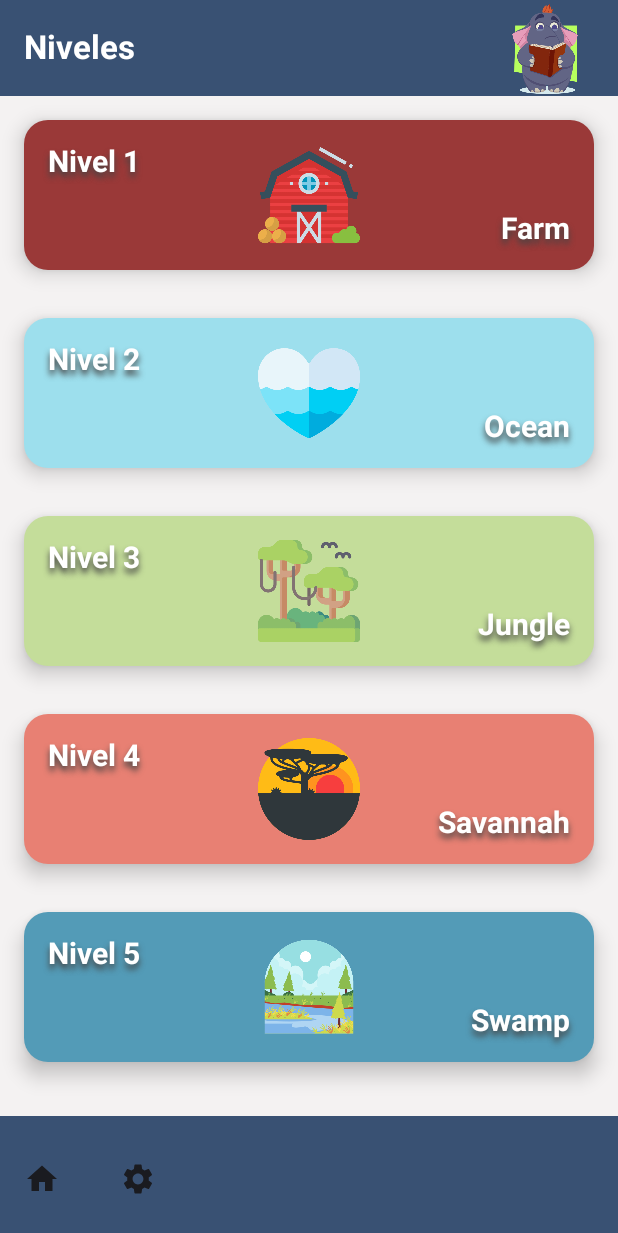
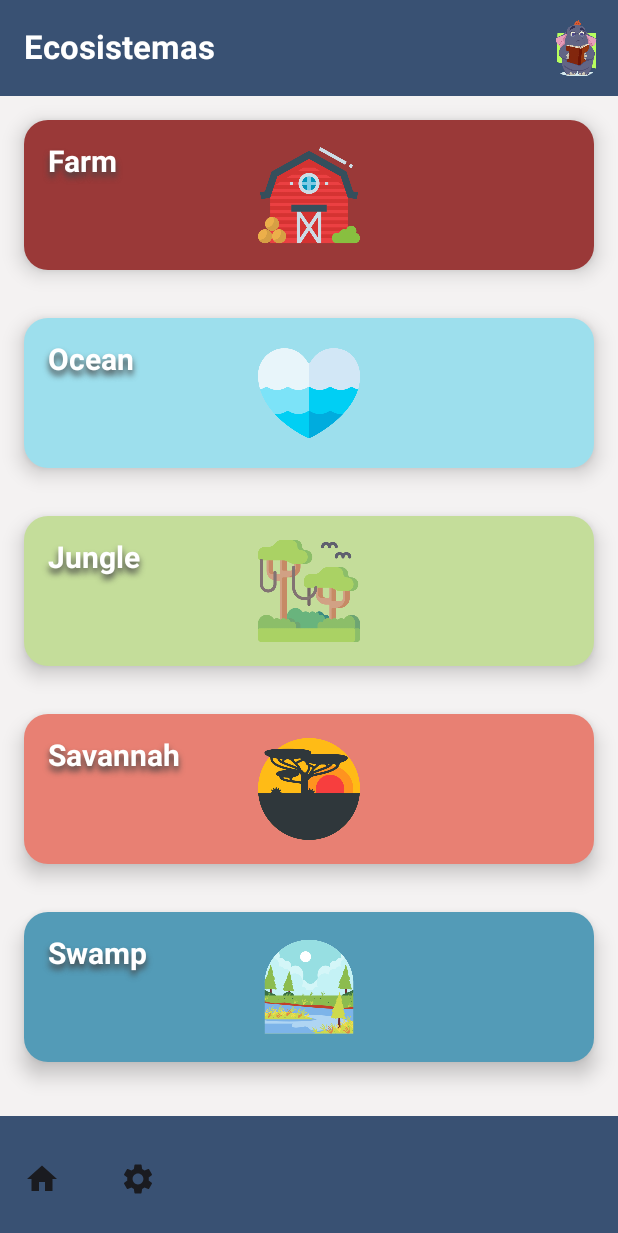
Before and after one commit to Shadieth/Little-Elephant, an Android app built with Jetpack Compose: the EcosystemsScreen screen opened through its navigation route, on a phone screen of 412 x 824 dp. Shown: the top 1233 px of the screen. Run offline under Robolectric (Android 15) with nearby library versions, the phone set to English and light mode, and no system bars; our stand-ins replace livedata-compose.

Commit message:
Endpoint ecosystem corregido y selección de preguntas correctas funcionando

```diff
--- /dev/null
+++ b/app/src/main/java/com/example/littleelephant/data/Ecosystems.kt
@@ -0,0 +1,10 @@
+package com.example.littleelephant.data
+
+import androidx.compose.ui.graphics.Color
+
+// Data class que define el modelo de un ecosistema
+data class Ecosystem(
+    val name: String,
+    val color: Color,
+    val imageResId: Int
+)
--- a/app/src/main/java/com/example/littleelephant/data/Level.kt
+++ /dev/null
@@ -1,11 +0,0 @@
-package com.example.littleelephant.data
-
-import androidx.compose.ui.graphics.Color
-
-// Data class que define el modelo de un nivel
-data class Level(
-    val name: String,  // Nombre del nivel
-    val location: String, // Ubicación del nivel
-    val color: Color, // Color asociado con el nivel
-    val imageResId: Int // Propiedad para la imagen del nivel
-)
--- a/app/src/main/java/com/example/littleelephant/naviagtion/AppNavigation.kt
+++ b/app/src/main/java/com/example/littleelephant/naviagtion/AppNavigation.kt
@@ -1,12 +1,12 @@
 package com.example.littleelephant.naviagtion
 
 import com.example.littleelephant.screens.RegistrationSuccessScreen
-import com.example.littleelephant.screens.SecondScreenLevels
 import androidx.compose.runtime.Composable
 import androidx.navigation.compose.NavHost
 import androidx.navigation.compose.composable
 import androidx.navigation.compose.rememberNavController
-import com.example.littleelephant.screens.FirstScreenLogin
+import com.example.littleelephant.screens.EcosystemsScreen
+import com.example.littleelephant.screens.LoginScreen
 import com.example.littleelephant.screens.PreferencesScreen
 import com.example.littleelephant.screens.QuestionFlowScreen
 import com.example.littleelephant.screens.RegisterScreen
@@ -14,12 +14,12 @@ import com.example.littleelephant.screens.RegisterScreen
 @Composable
 fun AppNavigation() {
     val navController = rememberNavController()
-    NavHost(navController = navController, startDestination = AppScreens.FirstScreen.route) {
-        composable(AppScreens.FirstScreen.route) {
-            FirstScreenLogin(navController)
+    NavHost(navController = navController, startDestination = AppScreens.LoginScreen.route) {
+        composable(AppScreens.LoginScreen.route) {
+            LoginScreen(navController)
         }
-        composable(AppScreens.SecondScreen.route) {
-            SecondScreenLevels(navController)
+        composable(AppScreens.EcosystemsScreen.route) {
+            EcosystemsScreen(navController)
         }
         composable(AppScreens.RegisterScreen.route) {
             RegisterScreen(navController)
--- a/app/src/main/java/com/example/littleelephant/naviagtion/navigation.kt
+++ b/app/src/main/java/com/example/littleelephant/naviagtion/navigation.kt
@@ -1,8 +1,8 @@
 package com.example.littleelephant.naviagtion
 
 sealed class AppScreens(val route: String) {
-    object FirstScreen : AppScreens("login_screen")
-    object SecondScreen : AppScreens("second_screen")
+    object LoginScreen : AppScreens("login_screen")
+    object EcosystemsScreen : AppScreens("ecosystems_screen")
     object RegisterScreen : AppScreens("register_screen")
     object PreferencesScreen : AppScreens("preferences_screen")
     object RegistrationSuccess : AppScreens("registration_success")
--- a/app/src/main/java/com/example/littleelephant/screens/SecondScreenLevels.kt
+++ b/app/src/main/java/com/example/littleelephant/screens/EcosystemsScreen.kt
@@ -1,4 +1,5 @@
 package com.example.littleelephant.screens
+
 import androidx.compose.foundation.Image
 import androidx.compose.foundation.background
 import androidx.compose.foundation.layout.*
@@ -32,60 +33,50 @@ import androidx.compose.ui.unit.dp
 import androidx.compose.ui.unit.sp
 import androidx.navigation.NavHostController
 import com.example.littleelephant.R
-import com.example.littleelephant.data.Level
+import com.example.littleelephant.data.Ecosystem
 import com.example.littleelephant.naviagtion.AppScreens
 import com.example.littleelephant.ui.theme.*
 
 
 @OptIn(ExperimentalMaterial3Api::class)
 @Composable
-fun SecondScreenLevels(navController: NavHostController) {
-    // Lista de niveles con los colores definidos
-    val levels = listOf(
-        Level("Nivel 1", "Farm", granja,  R.drawable.granja),
-        Level("Nivel 2", "Ocean", oceano, R.drawable.oceano),
-        Level("Nivel 3", "Jungle", selva, R.drawable.selva),
-        Level("Nivel 4", "Savannah", sabana, R.drawable.sabana),
-        Level("Nivel 5", "Swamp", pantano, R.drawable.pantano)
+fun EcosystemsScreen(navController: NavHostController) {
+    val ecosystems = listOf(
+        Ecosystem("Farm", granja, R.drawable.granja),
+        Ecosystem("Ocean", oceano, R.drawable.oceano),
+        Ecosystem("Jungle", selva, R.drawable.selva),
+        Ecosystem("Savannah", sabana, R.drawable.sabana),
+        Ecosystem("Swamp", pantano, R.drawable.pantano)
     )
 
     Scaffold(
         topBar = {
             TopAppBar(
-
                 title = {
-                    Text(
-                        "Niveles",
-                        color = Color.White,
-                        fontWeight = FontWeight.Bold
-                    )
+                    Text("Ecosistemas", color = Color.White, fontWeight = FontWeight.Bold)
                 },
                 actions = {
-                    IconButton(
-                        onClick = { /* Acción */ },
-                        modifier = Modifier.size(90.dp)) {
+                    IconButton(onClick = {}) {
                         Image(
                             painter = painterResource(id = R.drawable.elefanteleyendo),
                             contentDescription = "Icono Little Elephant",
-                            modifier = Modifier.size(64.dp), // Ajusta el tamaño aquí
-                            contentScale = ContentScale.Fit // Ajusta cómo se escala la imagen
+                            modifier = Modifier.size(64.dp),
+                            contentScale = ContentScale.Fit
                         )
                     }
                 },
-                colors = TopAppBarDefaults.topAppBarColors(
-                    containerColor = BlueOne, // Color del fondo de la TopAppBar
-                )
+                colors = TopAppBarDefaults.topAppBarColors(containerColor = BlueOne)
             )
         },
         bottomBar = {
             BottomAppBar(
-                containerColor = BlueOne, // Color de fondo del BottomAppBar
+                containerColor = BlueOne,
                 actions = {
                     IconButton(onClick = { navController.navigate("login_screen") }) {
                         Icon(Icons.Default.Home, contentDescription = "Inicio")
                     }
                     Spacer(modifier = Modifier.width(16.dp))
-                    IconButton(onClick = { navController.navigate("preferences_screen")}) {
+                    IconButton(onClick = { navController.navigate("preferences_screen") }) {
                         Icon(Icons.Default.Settings, contentDescription = "Ajustes")
                     }
                 }
@@ -96,65 +87,47 @@ fun SecondScreenLevels(navController: NavHostController) {
             modifier = Modifier
                 .fillMaxSize()
                 .padding(innerPadding)
-                .background(color = Color(0xFFF4F2F2)),
+                .background(color = Color(0xFFF4F2F2))
         ) {
-            items(levels.size) { index ->
-                val level = levels[index]
+            items(ecosystems.size) { index ->
+                val ecosystem = ecosystems[index]
                 Card(
                     modifier = Modifier
                         .fillMaxWidth()
                         .padding(16.dp)
                         .height(100.dp),
                     shape = RoundedCornerShape(16.dp),
-                    colors = CardDefaults.cardColors(
-                        containerColor = level.color
-                    ),
-                    elevation = CardDefaults.cardElevation(
-                        defaultElevation = 8.dp
-                    ),
-                    onClick = { navController.navigate(AppScreens.QuestionScreen.createRoute(level.location)) }
+                    colors = CardDefaults.cardColors(containerColor = ecosystem.color),
+                    elevation = CardDefaults.cardElevation(defaultElevation = 8.dp),
+                    onClick = {
+                        navController.navigate(AppScreens.QuestionScreen.createRoute(ecosystem.name))
+                    }
                 ) {
                     Box(
                         modifier = Modifier
                             .fillMaxSize()
-                            .padding(16.dp)
-                        ,
-                        contentAlignment = Alignment.TopStart,
+                            .padding(16.dp),
+                        contentAlignment = Alignment.TopStart
                     ) {
                         Text(
+                            text = ecosystem.name,
+                            color = Color.White,
+                            fontWeight = FontWeight.Bold,
+                            fontSize = 20.sp,
                             style = TextStyle(
-                                fontSize = 20.sp,
                                 shadow = Shadow(
                                     color = Color.DarkGray,
                                     blurRadius = 5f,
                                     offset = Offset(0f, 5f)
                                 )
-                            ),
-                            text = level.name, // Mostramos el nombre del nivel
-                            color = Color.White,
-                            fontWeight = FontWeight.Bold,
-
+                            )
                         )
                         Image(
-                            painter = painterResource(id = level.imageResId),
-                            contentDescription = "Imagen del nivel",
+                            painter = painterResource(id = ecosystem.imageResId),
+                            contentDescription = "Imagen del ecosistema",
                             modifier = Modifier
                                 .size(100.dp)
                                 .align(Alignment.BottomCenter)
-                        )
-                        Text(
-                            style = TextStyle(
-                                fontSize = 20.sp,
-                                shadow = Shadow(
-                                    color = Color.DarkGray,
-                                    blurRadius = 5f,
-                                    offset = Offset(0f, 5f)
-                                )
-                            ),
-                            modifier = Modifier.align(Alignment.BottomEnd),
-                            text = level.location, // Mostramos el nombre del nivel
-                            color = Color.White,
-                            fontWeight = FontWeight.Bold,
                         )
                     }
                 }
@@ -166,20 +139,19 @@ fun SecondScreenLevels(navController: NavHostController) {
 @OptIn(ExperimentalMaterial3Api::class)
 @Composable
 fun SecondScreenLevelsPreviewContent() {
-    // Mismo contenido que SecondScreenLevels, pero sin navegación real
-    val levels = listOf(
-        Level("Nivel 1", "Granja", granja, R.drawable.granja),
-        Level("Nivel 2", "Océano", oceano, R.drawable.oceano),
-        Level("Nivel 3", "Selva", selva, R.drawable.selva),
-        Level("Nivel 4", "Sabana", sabana, R.drawable.sabana),
-        Level("Nivel 5", "Pantano", pantano, R.drawable.pantano)
+    val ecosystems = listOf(
+        Ecosystem("Farm", granja, R.drawable.granja),
+        Ecosystem("Ocean", oceano, R.drawable.oceano),
+        Ecosystem("Jungle", selva, R.drawable.selva),
+        Ecosystem("Savannah", sabana, R.drawable.sabana),
+        Ecosystem("Swamp", pantano, R.drawable.pantano)
     )
 
     Scaffold(
         topBar = {
             TopAppBar(
                 title = {
-                    Text("Niveles", color = Color.White, fontWeight = FontWeight.Bold)
+                    Text("Ecosistemas", color = Color.White, fontWeight = FontWeight.Bold)
                 },
                 actions = {
                     IconButton(onClick = {}) {
@@ -215,15 +187,15 @@ fun SecondScreenLevelsPreviewContent() {
                 .padding(innerPadding)
                 .background(color = Color(0xFFF4F2F2))
         ) {
-            items(levels.size) { index ->
-                val level = levels[index]
+            items(ecosystems.size) { index ->
+                val ecosystem = ecosystems[index]
                 Card(
                     modifier = Modifier
                         .fillMaxWidth()
                         .padding(16.dp)
                         .height(100.dp),
                     shape = RoundedCornerShape(16.dp),
-                    colors = CardDefaults.cardColors(containerColor = level.color),
+                    colors = CardDefaults.cardColors(containerColor = ecosystem.color),
                     elevation = CardDefaults.cardElevation(defaultElevation = 8.dp),
                     onClick = { /* Nada en preview */ }
                 ) {
@@ -234,7 +206,7 @@ fun SecondScreenLevelsPreviewContent() {
                         contentAlignment = Alignment.TopStart
                     ) {
                         Text(
-                            text = level.name,
+                            text = ecosystem.name,
                             color = Color.White,
                             fontWeight = FontWeight.Bold,
                             fontSize = 20.sp,
@@ -247,25 +219,11 @@ fun SecondScreenLevelsPreviewContent() {
                             )
                         )
                         Image(
-                            painter = painterResource(id = level.imageResId),
-                            contentDescription = "Imagen del nivel",
+                            painter = painterResource(id = ecosystem.imageResId),
+                            contentDescription = "Imagen del ecosistema",
                             modifier = Modifier
                                 .size(100.dp)
                                 .align(Alignment.BottomCenter)
-                        )
-                        Text(
-                            text = level.location,
-                            color = Color.White,
-                            fontWeight = FontWeight.Bold,
-                            fontSize = 20.sp,
-                            modifier = Modifier.align(Alignment.BottomEnd),
-                            style = TextStyle(
-                                shadow = Shadow(
-                                    color = Color.DarkGray,
-                                    blurRadius = 5f,
-                                    offset = Offset(0f, 5f)
-                                )
-                            )
                         )
                     }
                 }
@@ -276,7 +234,7 @@ fun SecondScreenLevelsPreviewContent() {
 
 @Preview(showBackground = true, showSystemUi = true)
 @Composable
-fun SecondScreenLevelsPreview() {
+fun EcosystemsScreenPreview() {
     LittleElephantTheme {
         SecondScreenLevelsPreviewContent()
     }
--- a/app/src/main/java/com/example/littleelephant/screens/FirstScreenLogin.kt
+++ b/app/src/main/java/com/example/littleelephant/screens/LoginScreen.kt
@@ -60,7 +60,7 @@ import com.example.littleelephant.apiRest.UserViewModel
 import com.example.littleelephant.ui.theme.LittleElephantTheme
 
 @Composable
-fun FirstScreenLogin(navController: NavController, viewModel: UserViewModel = viewModel()) {
+fun LoginScreen(navController: NavController, viewModel: UserViewModel = viewModel()) {
     Scaffold {
         LittleElephantTheme {
             Content(modifier = Modifier.padding(it).background(color = Color(0xFFFACDDD)), navController, viewModel)
@@ -235,7 +235,7 @@ fun BottomContainer(
                 loginSuccess?.let {
                     // Muestra un mensaje de éxito y navega a la pantalla de inicio
                     Toast.makeText(context, it, Toast.LENGTH_SHORT).show()
-                    navController.navigate("second_screen") // Asegúrate de que esta ruta esté correctamente configurada
+                    navController.navigate("ecosystems_screen") // Asegúrate de que esta ruta esté correctamente configurada
                     viewModel.clearLoginState() // Limpia el estado para evitar ejecuciones repetidas
                 }
             }
@@ -254,7 +254,7 @@ fun BottomContainer(
 
 @Preview(showBackground = true)
 @Composable
-fun PreviewFirstScreenLogin() {
+fun LoginScreenPreview() {
     val navController = rememberNavController()
-    FirstScreenLogin(navController = navController)
+    LoginScreen(navController = navController)
 }
```
Also changed, not shown: app/src/main/java/com/example/littleelephant/screens/QuestionFlowScreen.kt (+7 -7 lines), app/src/main/java/com/example/littleelephant/screens/QuestionScreen.kt (+36 -11 lines).
